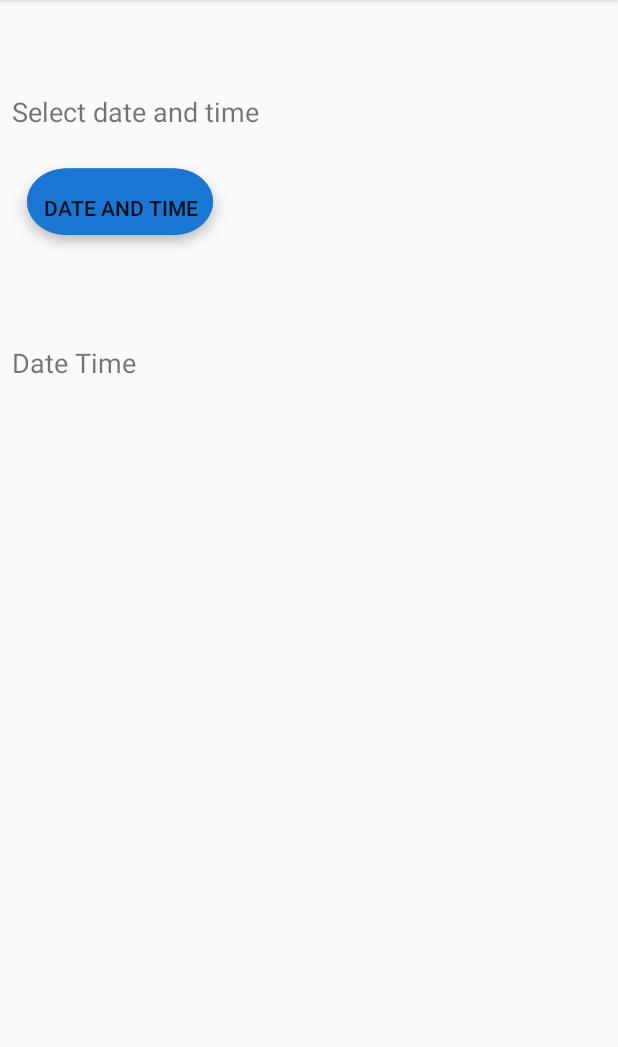
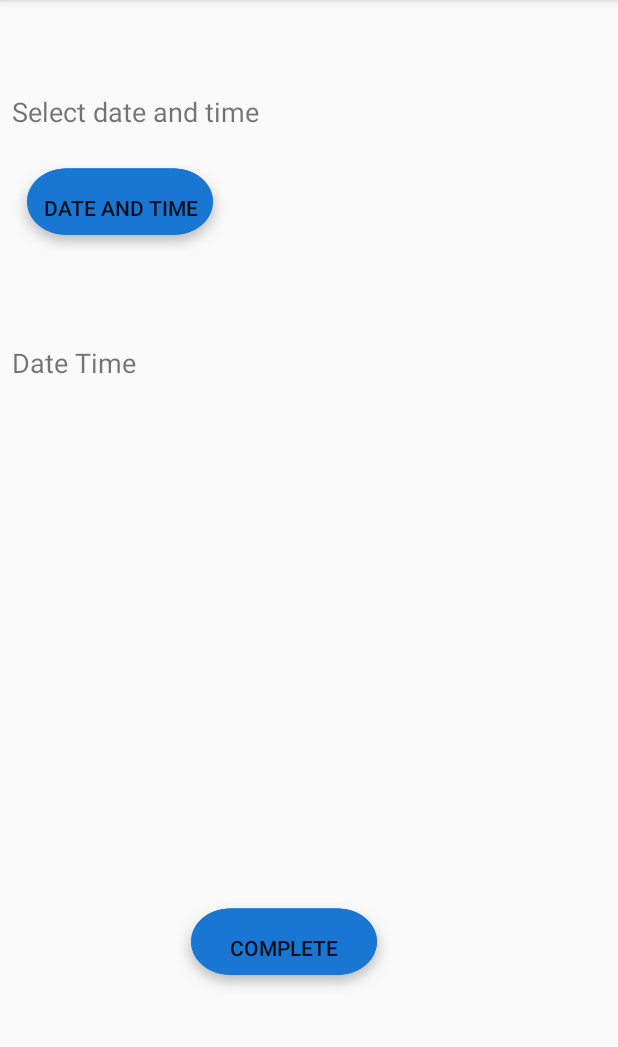
Before and after one commit to SPJMHAM/SoftspacePOSjm, an Android app: the service2_Activity screen opened directly, with no data from a screen before it, on a phone screen of 412 x 824 dp, the part 84-1131 px from its top. Run offline under Robolectric (Android 15) with nearby library versions, the phone set to English and light mode, and no system bars.

Commit message:
+Arrange update

```diff
--- a/app/src/main/java/com/example/softspaceposjm/services/service2_Activity.java
+++ b/app/src/main/java/com/example/softspaceposjm/services/service2_Activity.java
@@ -2,6 +2,7 @@ package com.example.softspaceposjm.services;
 
 import android.app.DatePickerDialog;
 import android.app.TimePickerDialog;
+import android.content.Intent;
 import android.support.v7.app.AppCompatActivity;
 import android.os.Bundle;
 import android.view.View;
@@ -14,9 +15,12 @@ import java.text.DateFormat;
 import java.time.Year;
 import java.util.Calendar;
 import com.example.softspaceposjm.R;
+import com.example.softspaceposjm.confirmation;
+import com.example.softspaceposjm.requestSuccess;
 
 public class service2_Activity extends AppCompatActivity implements DatePickerDialog.OnDateSetListener, TimePickerDialog.OnTimeSetListener {
     private Button datetime;
+    private Button btnRequestComplete;
     private TextView shwDateTime;
     int day, month, year, hour, minute;
     int day_x, month_x, year_X, hour_x, minute_x;
@@ -27,6 +31,7 @@ public class service2_Activity extends AppCompatActivity implements DatePickerDi
 
         datetime = findViewById(R.id.datetimeBtn);
         shwDateTime = findViewById(R.id.DateTimeTxt);
+        btnRequestComplete = (Button)findViewById(R.id.btnRequestComplete);
 
         datetime.setOnClickListener(new View.OnClickListener() {
             @Override
@@ -35,6 +40,16 @@ public class service2_Activity extends AppCompatActivity implements DatePickerDi
                 year = calendar.get(Calendar.DAY_OF_MONTH);
                 DatePickerDialog datePickerDialog = new DatePickerDialog(service2_Activity.this, service2_Activity.this,year,month,day);
                 datePickerDialog.show();
+            }
+        });
+
+        //--
+        btnRequestComplete.setOnClickListener(new View.OnClickListener() {
+            @Override
+            public void onClick(View v) {
+
+                startActivity(new Intent(service2_Activity.this, confirmation.class));
+
             }
         });
     }
--- a/app/src/main/res/layout/activity_service2_.xml
+++ b/app/src/main/res/layout/activity_service2_.xml
@@ -44,6 +44,26 @@
         app:layout_constraintTop_toTopOf="parent"
         app:layout_constraintVertical_bias="0.145" />
 
+
+    <Button
+        android:id="@+id/btnRequestComplete"
+        android:layout_width="144dp"
+        android:layout_height="61dp"
+        android:layout_marginStart="8dp"
+        android:layout_marginLeft="8dp"
+        android:layout_marginTop="8dp"
+        android:layout_marginEnd="8dp"
+        android:layout_marginRight="8dp"
+        android:layout_marginBottom="8dp"
+        android:background="@drawable/btn_login"
+        android:text="Complete"
+        app:layout_constraintBottom_toBottomOf="parent"
+        app:layout_constraintEnd_toEndOf="parent"
+        app:layout_constraintHorizontal_bias="0.434"
+        app:layout_constraintStart_toStartOf="parent"
+        app:layout_constraintTop_toTopOf="parent"
+        app:layout_constraintVertical_bias="0.859" />
+
     <TextView
         android:id="@+id/DateTimeTxt"
         android:layout_width="0dp"
```
Also changed, not shown: app/src/main/AndroidManifest.xml (+9 -9 lines), app/src/main/java/com/example/softspaceposjm/Req_Service/request_Fragment.java (+9 -1 lines), app/src/main/java/com/example/softspaceposjm/TestChgStatus.java (added, +29 -0 lines), app/src/main/res/layout/activity_list.xml (+11 -5 lines), app/src/main/res/layout/activity_test_chg_status.xml (added, +16 -0 lines), app/src/main/res/drawable/confirmrequestbtn.PNG (added).
